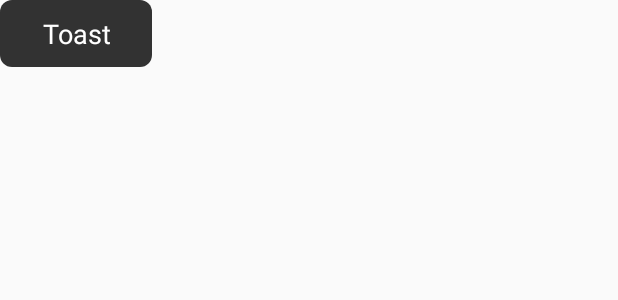
After one commit to KeithLl/ComLibrary, an Android app: the layout layout_toast_default.xml on its own in the app's theme, with its tools: preview values and no code run, on a phone screen of 412 x 824 dp. The commit adds this screen. Shown: the top 300 px of the screen. Run offline under Robolectric (Android 15) with nearby library versions, the phone set to English and light mode, and no system bars.

Commit message:
增加Toast实现

```diff
--- a/baselibrary/build.gradle
+++ b/baselibrary/build.gradle
@@ -70,7 +70,7 @@ publish {
     //在app工程下依赖的配置implementation 'com.keith.android:commonUtils:1.0.1'
     groupId = 'com.keith.android' // 决定最后依赖的路径
     artifactId = 'commonUtils' // jcenter上的项目名称
-    publishVersion = '1.0.5' // 决定最后依赖的版本号
+    publishVersion = '1.0.6' // 决定最后依赖的版本号
     //项目其他配置信息
     desc = '项目常用的工具类' // 描述
     website = 'https://github.com/KeithLl/ComLibrary' // 项目网站，可以用 Github 地址
--- /dev/null
+++ b/baselibrary/src/main/res/drawable/toast_layout_bg_default.xml
@@ -0,0 +1,6 @@
+<?xml version="1.0" encoding="utf-8"?>
+<shape xmlns:android="http://schemas.android.com/apk/res/android"
+       android:shape="rectangle">
+    <solid android:color="#cc000000"/>
+    <corners android:radius="8dp"/>
+</shape>
--- /dev/null
+++ b/baselibrary/src/main/res/layout/layout_toast_default.xml
@@ -0,0 +1,33 @@
+<?xml version="1.0" encoding="utf-8"?>
+<LinearLayout xmlns:android="http://schemas.android.com/apk/res/android"
+    android:layout_width="wrap_content"
+    android:layout_height="wrap_content"
+    android:background="@drawable/toast_layout_bg_default"
+    android:orientation="vertical"
+    android:paddingTop="10dp"
+    android:paddingBottom="10dp">
+
+    <ImageView
+        android:id="@+id/iv_toast"
+        android:layout_width="40dp"
+        android:layout_height="40dp"
+        android:layout_marginBottom="5dp"
+        android:layout_gravity="center_horizontal"
+        android:src="@drawable/toast_pic_complete"
+        android:visibility="gone" />
+
+
+    <TextView
+        android:id="@+id/tv_toast"
+        android:layout_width="wrap_content"
+        android:layout_height="wrap_content"
+        android:layout_gravity="center_horizontal"
+        android:layout_marginLeft="28dp"
+        android:layout_marginRight="28dp"
+        android:gravity="center"
+        android:maxWidth="220dp"
+        android:maxLines="2"
+        android:text="Toast"
+        android:textColor="@android:color/white"
+        android:textSize="18dp" />
+</LinearLayout>
--- a/build.gradle
+++ b/build.gradle
@@ -8,7 +8,7 @@ buildscript {
         jcenter()
     }
     dependencies {
-        classpath 'com.android.tools.build:gradle:4.0.0'
+        classpath 'com.android.tools.build:gradle:3.6.3'
         //发布到Jitpack.io添加的依赖
         classpath 'com.github.dcendents:android-maven-gradle-plugin:2.1'
         //发布到jcenter添加的依赖库bintray-release插件
```
Also changed, not shown: app/src/main/java/com/keith/comlibrary/MainActivity.java (+7 -2 lines), app/src/main/res/layout/activity_main.xml (+6 -2 lines), baselibrary/src/main/java/com/keith/common/provider/KContextProvider.java (+5 -3 lines), baselibrary/src/main/java/com/keith/common/utils/KToast.java (added, +161 -0 lines), baselibrary/src/main/res/drawable/toast_pic_complete.png (added), baselibrary/src/main/res/drawable/toast_pic_error.png (added), baselibrary/src/main/res/drawable/toast_pic_warning.png (added), gradle/wrapper/gradle-wrapper.properties.
